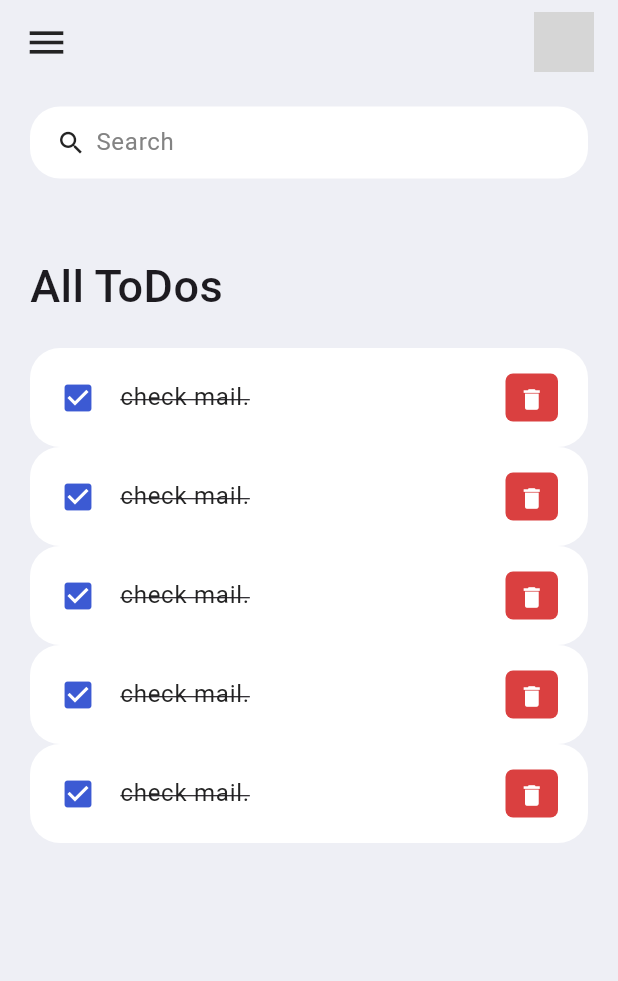
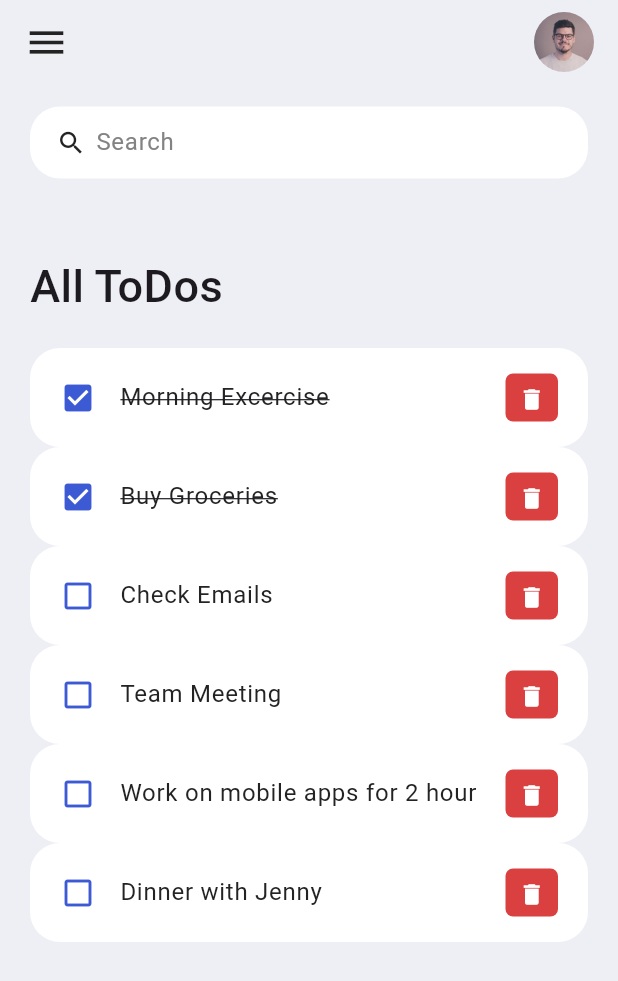
Before and after one commit to zyanya217/flutter_todo_app, a Flutter app: the screen it shows after launch, on a phone screen of 412 x 824 dp. Shown: the top 981 px of the screen. Run offline on Flutter 3.47's test engine with Material 3 defaults, Android fonts, the phone set to English and light mode, and no system bars; grey boxes are pictures that could not be loaded.

Commit message:
change ToDoItem

```diff
--- a/lib/screens/home.dart
+++ b/lib/screens/home.dart
@@ -1,9 +1,12 @@
 import 'package:flutter/material.dart';
+import '../model/todo.dart';
 import '../constants/colors.dart';
 import '../widgets/todo_item.dart';
 
 class Home extends StatelessWidget {
-  const Home({Key? key}) : super(key: key);
+  Home({Key? key}) : super(key: key);
+
+  final todoList = ToDo.todoList();
 
   @override
   Widget build(BuildContext context) {
@@ -24,11 +27,10 @@ class Home extends StatelessWidget {
                         style: TextStyle(
                             fontSize: 30, fontWeight: FontWeight.w500)),
                   ),
-                  ToDoItem(),
-                  ToDoItem(),
-                  ToDoItem(),
-                  ToDoItem(),
-                  ToDoItem(),
+                  for (ToDo todoo in todoList)
+                    ToDoItem(
+                      todo: todoo,
+                    ),
                 ],
               ),
             )
--- a/lib/widgets/todo_item.dart
+++ b/lib/widgets/todo_item.dart
@@ -1,8 +1,10 @@
 import 'package:flutter/material.dart';
 import '../constants/colors.dart';
+import '../model/todo.dart';
 
 class ToDoItem extends StatelessWidget {
-  const ToDoItem({Key? key}) : super(key: key);
+  final ToDo todo;
+  const ToDoItem({Key? key, required this.todo}) : super(key: key);
 
   @override
   Widget build(BuildContext context) {
@@ -14,13 +16,15 @@ class ToDoItem extends StatelessWidget {
         shape: RoundedRectangleBorder(borderRadius: BorderRadius.circular(20)),
         contentPadding: EdgeInsets.symmetric(horizontal: 20, vertical: 5),
         tileColor: Colors.white,
-        leading: Icon(Icons.check_box, color: tdBlue),
+        leading: Icon(
+            todo.isDone ? Icons.check_box : Icons.check_box_outline_blank,
+            color: tdBlue),
         title: Text(
-          'check mail.',
+          todo.todoText!,
           style: TextStyle(
             fontSize: 16,
             color: tdBlack,
-            decoration: TextDecoration.lineThrough,
+            decoration: todo.isDone ? TextDecoration.lineThrough : null,
           ),
         ),
         trailing: Container(
--- a/pubspec.yaml
+++ b/pubspec.yaml
@@ -1,10 +1,10 @@
 name: flutter_todo_app
 description: "A new Flutter project."
-publish_to: 'none'
+publish_to: "none"
 version: 0.1.0
 
 environment:
-  sdk: '>=3.3.4 <4.0.0'
+  sdk: ">=3.3.4 <4.0.0"
 
 dependencies:
   flutter:
@@ -17,3 +17,5 @@ dev_dependencies:
 
 flutter:
   uses-material-design: true
+  assets:
+    - assets/images/
```
